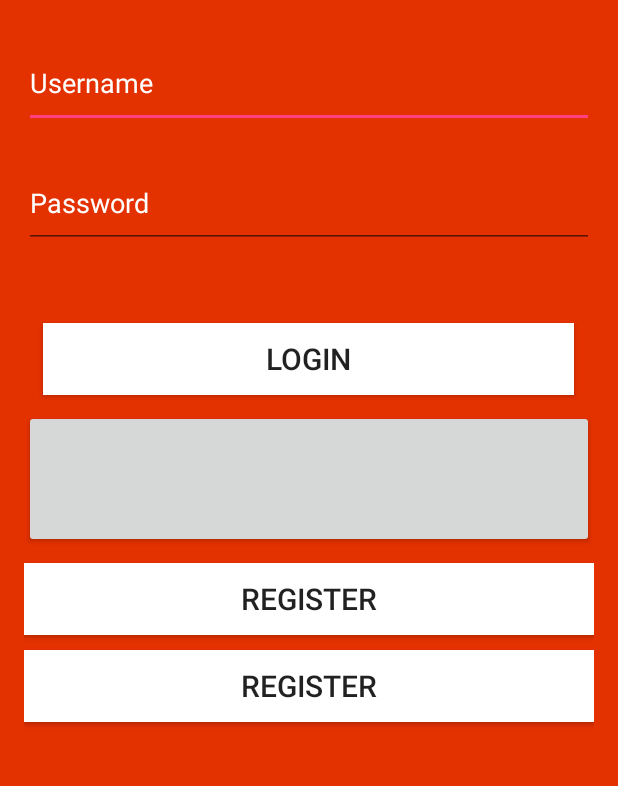
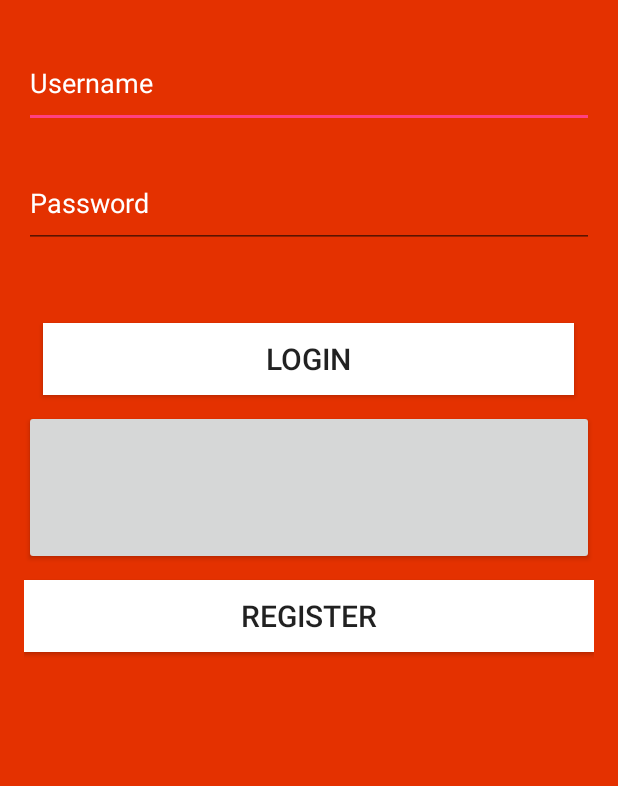
Before and after one commit to tuyul007/tpa, an Android app: the screen it shows after launch (MainActivity), on a phone screen of 412 x 824 dp, the part 226-1012 px from its top. Run offline under Robolectric (Android 15) with nearby library versions, the phone set to English and light mode, and no system bars; libraries missing offline, so code that uses them is left out: com.facebook, com.facebook.appevents, com.facebook.login; plain views replace LoginButton; 6 statements that could not run were skipped.

Commit message:
-Register ke dua sudah hilang

```diff
--- a/app/src/main/res/layout/activity_main.xml
+++ b/app/src/main/res/layout/activity_main.xml
@@ -78,16 +78,6 @@
             android:onClick="register"
             android:background="#ffffff"
             android:textSize="20dp" />
-        <Button
-            android:layout_width="match_parent"
-            android:layout_height="wrap_content"
-            android:text="Register"
-            android:id="@+id/buttonCACAT"
-            android:layout_gravity="center_horizontal"
-            android:layout_marginTop="10dp"
-            android:onClick="register"
-            android:background="#ffffff"
-            android:textSize="20dp" />
 
     </LinearLayout>
 
```
